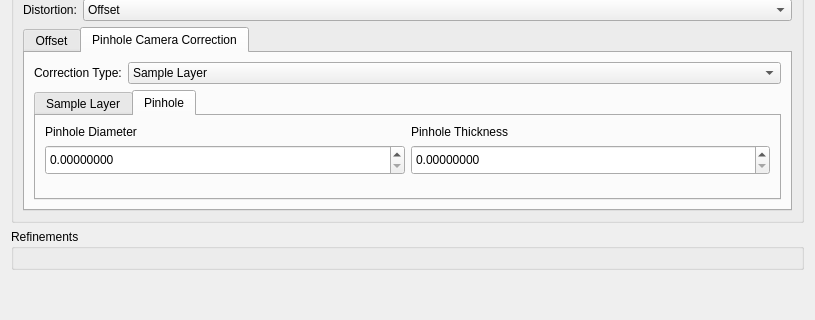
First picture: the form in hexrd/ui/resources/ui/powder_overlay_editor.ui, repository HEXRD/hexrdgui, before the edit; both pictures show x 0 to 815 and y 83 to 403 of the 815 by 590 pixel window.
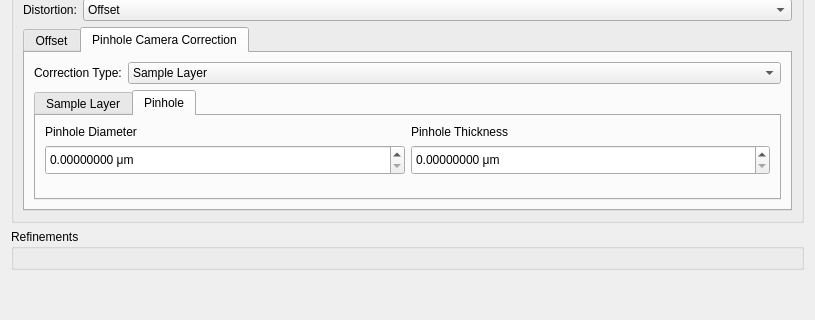
Second picture: the form after the edit. The open tabs and pages were chosen to show the change. Custom widgets are drawn as their Qt base class.

```diff
--- a/hexrd/ui/resources/ui/powder_overlay_editor.ui
+++ b/hexrd/ui/resources/ui/powder_overlay_editor.ui
@@ -445,6 +445,9 @@
                 <property name="keyboardTracking">
                  <bool>false</bool>
                 </property>
+                <property name="suffix">
+                 <string> μm</string>
+                </property>
                 <property name="decimals">
                  <number>8</number>
                 </property>
@@ -467,6 +470,9 @@
                 <property name="keyboardTracking">
                  <bool>false</bool>
                 </property>
+                <property name="suffix">
+                 <string> μm</string>
+                </property>
                 <property name="decimals">
                  <number>8</number>
                 </property>
```
Left out of the diff: 2 changed lines with no effect on the pictures.
